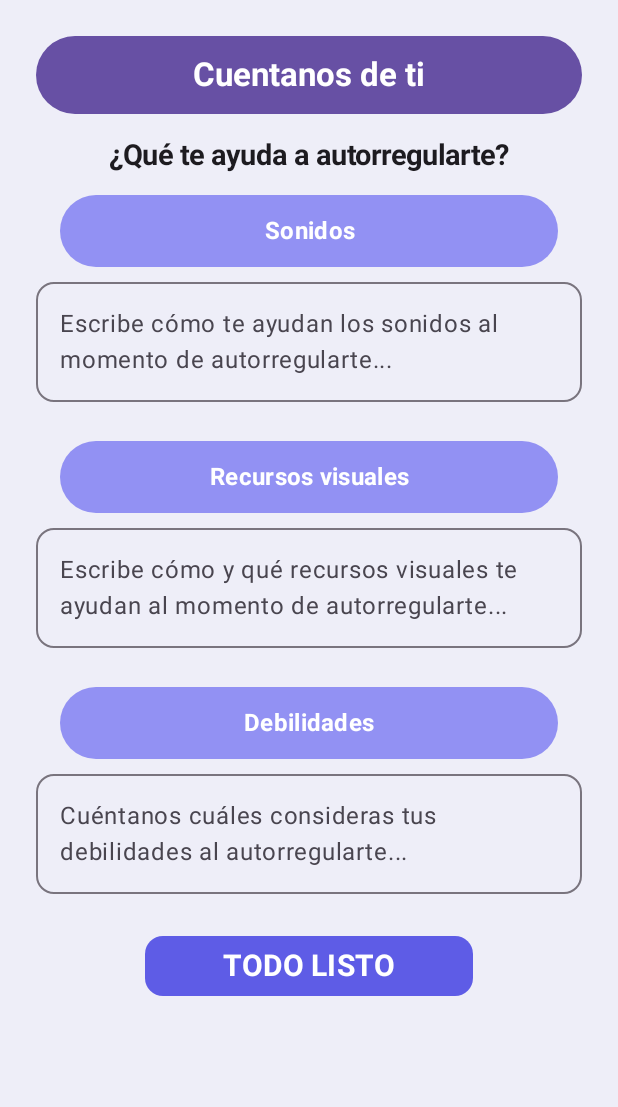
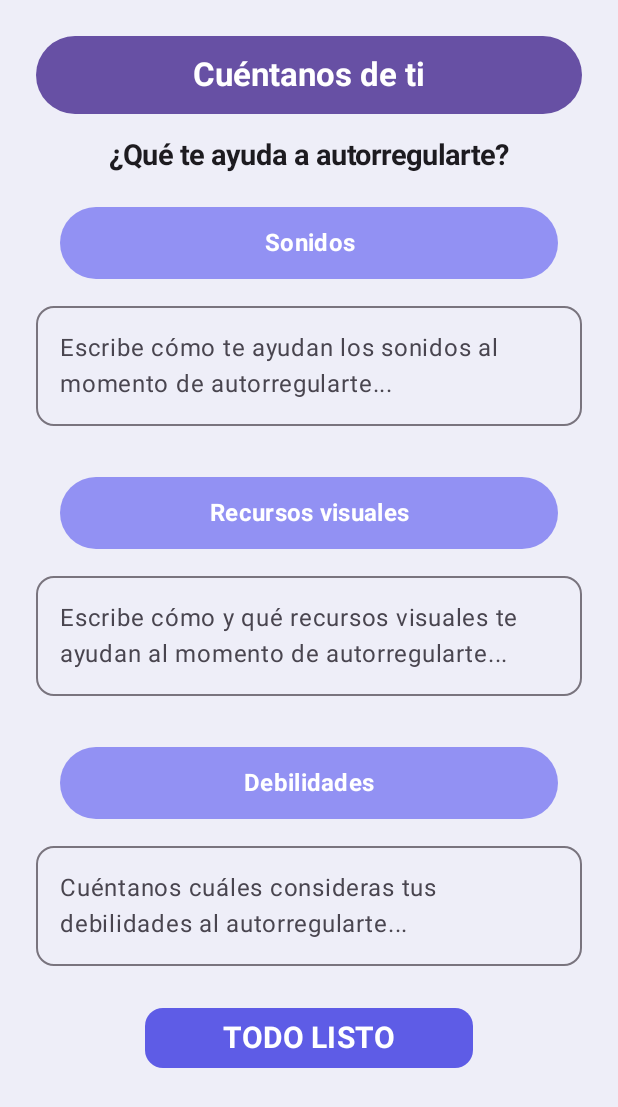
Before and after one commit to pvejar-ops/HabiTAR-Grupo5, an Android app built with Jetpack Compose: the CaracterizacionIAScreen screen opened through its navigation route, on a phone screen of 412 x 824 dp. Shown: the top 1107 px of the screen. Run offline under Robolectric (Android 15) with nearby library versions, the phone set to English and light mode, and no system bars; 3 statements that could not run were skipped.

Commit message:
Commit HabiTAR cambio en cuentanos de ti

```diff
--- a/app/src/main/java/com/example/habitar/features/caracterizacionIA/CaracterizacionIAScreen.kt
+++ b/app/src/main/java/com/example/habitar/features/caracterizacionIA/CaracterizacionIAScreen.kt
@@ -45,7 +45,7 @@ fun CaracterizacionIAScreen(
 
         // Título con estilo de cápsula
             Text(
-                text = "Cuentanos de ti",
+                text = "Cuéntanos de ti",
                 style = MaterialTheme.typography.titleLarge,
                 color = Color.White,
                 fontWeight = FontWeight.Bold,
@@ -79,7 +79,7 @@ fun CaracterizacionIAScreen(
             textAlign = TextAlign.Center,
             modifier = Modifier
                 .fillMaxWidth() // <--- También se expande
-                .padding(horizontal = 16.dp, vertical = 2.dp) // Espacio extra a los lados si quieres que sea un pelín más corta que la de arriba
+                .padding(horizontal = 16.dp, vertical = 10.dp) // Espacio extra a los lados si quieres que sea un pelín más corta que la de arriba
                 .background(
                     color = Color(0xFF9291F3), // El color lila claro que usamos en los bloques
                     shape = CircleShape
@@ -107,7 +107,7 @@ fun CaracterizacionIAScreen(
             textAlign = TextAlign.Center,
             modifier = Modifier
                 .fillMaxWidth() // <--- También se expande
-                .padding(horizontal = 16.dp, vertical = 2.dp) // Espacio extra a los lados si quieres que sea un pelín más corta que la de arriba
+                .padding(horizontal = 16.dp, vertical = 10.dp) // Espacio extra a los lados si quieres que sea un pelín más corta que la de arriba
                 .background(
                     color = Color(0xFF9291F3), // El color lila claro que usamos en los bloques
                     shape = CircleShape
@@ -135,7 +135,7 @@ fun CaracterizacionIAScreen(
             textAlign = TextAlign.Center,
             modifier = Modifier
                 .fillMaxWidth() // <--- También se expande
-                .padding(horizontal = 16.dp, vertical = 2.dp) // Espacio extra a los lados si quieres que sea un pelín más corta que la de arriba
+                .padding(horizontal = 16.dp, vertical = 10.dp) // Espacio extra a los lados si quieres que sea un pelín más corta que la de arriba
                 .background(
                     color = Color(0xFF9291F3), // El color lila claro que usamos en los bloques
                     shape = CircleShape
```
